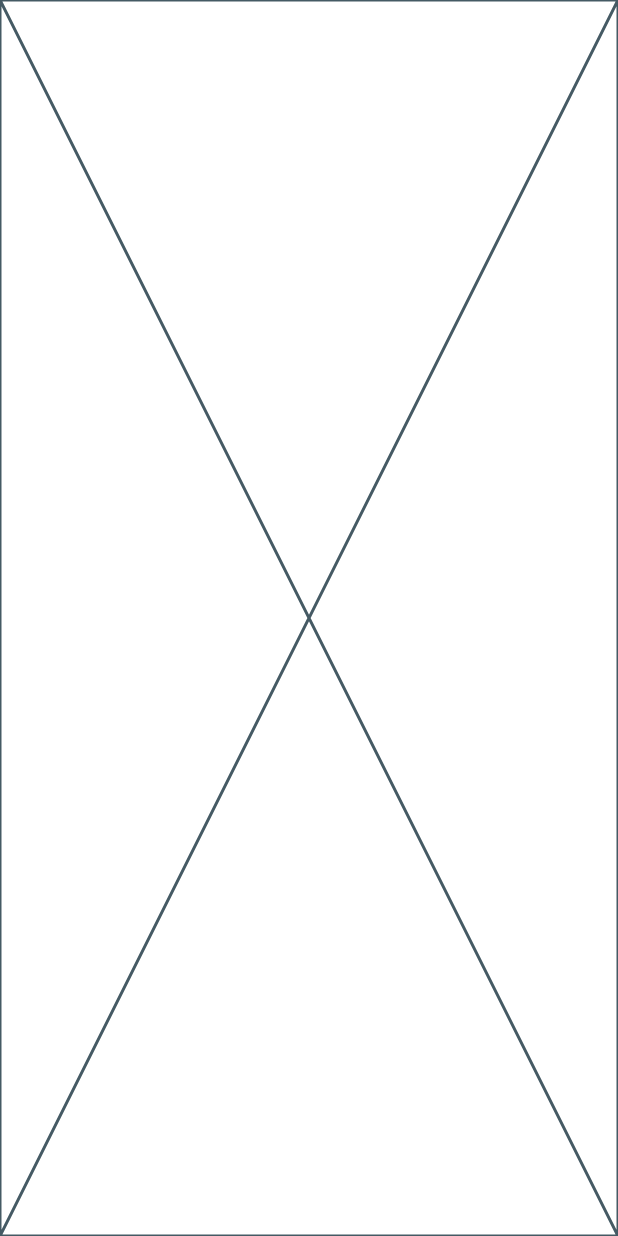
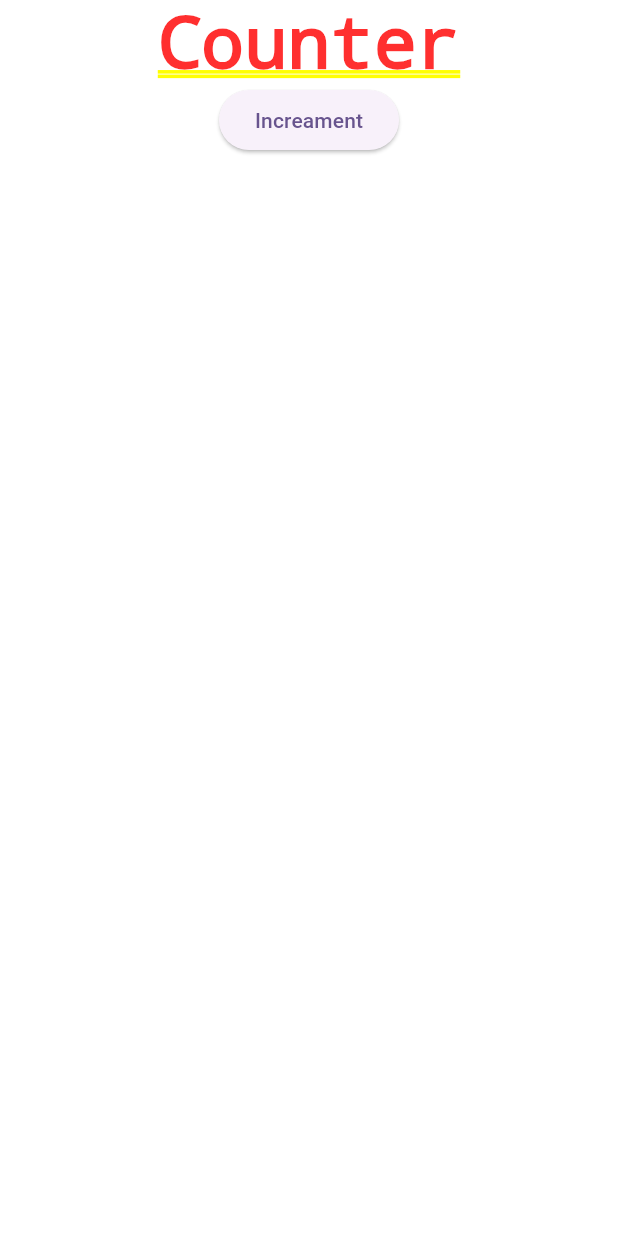
Before and after one commit to SAJalingo/counter_provider, a Flutter app: the screen it shows after launch, on a phone screen of 412 x 824 dp. Run offline on Flutter 3.47's test engine with Material 3 defaults, Android fonts, the phone set to English and light mode, and no system bars.

```diff
--- a/lib/main.dart
+++ b/lib/main.dart
@@ -13,8 +13,9 @@ class MyApp extends StatelessWidget {
     return MaterialApp(
       title: 'Flutter Demo',
       theme: ThemeData(
-
-        colorScheme: ColorScheme.fromSeed(seedColor: Colors.deepPurple),
+        colorScheme: ColorScheme.fromSeed(
+          seedColor: Colors.deepPurple,
+        ),
       ),
       home: const CounterWidget(),
     );
@@ -26,6 +27,16 @@ class CounterWidget extends StatelessWidget {
 
   @override
   Widget build(BuildContext context) {
-    return const Placeholder();
+    return Column(
+      children: [
+        Text('Counter'),
+        ElevatedButton(
+          onPressed: () {
+
+          },
+          child: const Text('Increament'),
+        ),
+      ],
+    );
   }
 }
```
Also changed, not shown: lib/Providers/CounterModel.dart (added).
